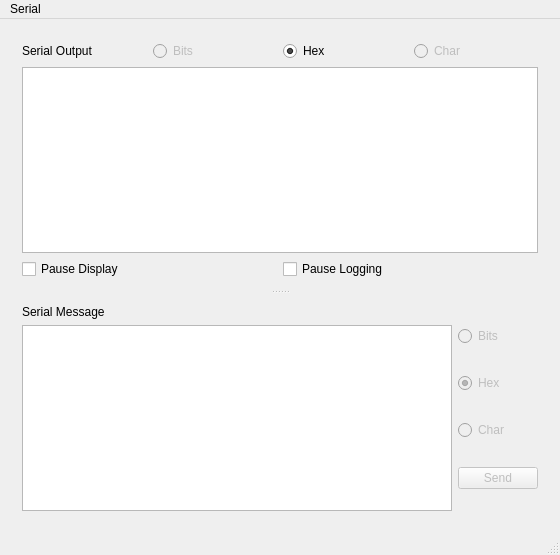
Old version of the form mainwindow.ui in the repository AKstatistics/QtSerialParser.
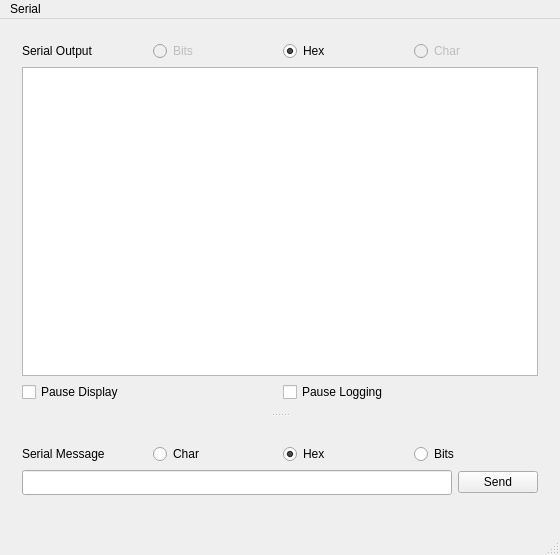
New version of the form.

The edit to the form file:
```diff
--- a/mainwindow.ui
+++ b/mainwindow.ui
@@ -14,7 +14,7 @@
    <string>Quick and Dirty Parser</string>
   </property>
   <widget class="QWidget" name="centralWidget">
-   <layout class="QVBoxLayout" name="verticalLayout_2">
+   <layout class="QVBoxLayout" name="verticalLayout_3">
     <item>
      <widget class="QSplitter" name="splitter">
       <property name="sizePolicy">
@@ -152,6 +152,10 @@
         <item>
          <layout class="QVBoxLayout" name="messageBoxLayout">
           <item>
+           <layout class="QVBoxLayout" name="verticalLayout_2">
+            <item>
+             <layout class="QHBoxLayout" name="horizontalLayout_4">
+              <item>
            <widget class="QLabel" name="serialMessageLabel">
             <property name="text">
              <string>Serial Message</string>
@@ -159,48 +163,9 @@
            </widget>
           </item>
           <item>
-           <widget class="QPlainTextEdit" name="messageTextEdit"/>
-          </item>
-         </layout>
-        </item>
-        <item>
-         <layout class="QVBoxLayout" name="messageControlLayout">
-          <item>
-           <widget class="QRadioButton" name="sendMessageBit">
-            <property name="enabled">
-             <bool>false</bool>
-            </property>
-            <property name="text">
-             <string>Bits</string>
-            </property>
-            <attribute name="buttonGroup">
-             <string notr="true">sendButtonGroup</string>
-            </attribute>
-           </widget>
-          </item>
-          <item>
-           <widget class="QRadioButton" name="sendMessageHex">
-            <property name="enabled">
-             <bool>false</bool>
-            </property>
-            <property name="text">
-             <string>Hex</string>
-            </property>
-            <property name="checkable">
-             <bool>true</bool>
-            </property>
-            <property name="checked">
-             <bool>true</bool>
-            </property>
-            <attribute name="buttonGroup">
-             <string notr="true">sendButtonGroup</string>
-            </attribute>
-           </widget>
-          </item>
-          <item>
            <widget class="QRadioButton" name="sendMessageChar">
             <property name="enabled">
-             <bool>false</bool>
+                 <bool>true</bool>
             </property>
             <property name="text">
              <string>Char</string>
@@ -208,17 +173,66 @@
             <attribute name="buttonGroup">
              <string notr="true">sendButtonGroup</string>
             </attribute>
+               </widget>
+              </item>
+              <item>
+               <widget class="QRadioButton" name="sendMessageHex">
+                <property name="enabled">
+                 <bool>true</bool>
+                </property>
+                <property name="text">
+                 <string>Hex</string>
+                </property>
+                <property name="checkable">
+                 <bool>true</bool>
+                </property>
+                <property name="checked">
+                 <bool>true</bool>
+                </property>
+                <attribute name="buttonGroup">
+                 <string notr="true">sendButtonGroup</string>
+                </attribute>
+               </widget>
+              </item>
+              <item>
+               <widget class="QRadioButton" name="sendMessageBit">
+                <property name="enabled">
+                 <bool>true</bool>
+                </property>
+                <property name="text">
+                 <string>Bits</string>
+                </property>
+                <attribute name="buttonGroup">
+                 <string notr="true">sendButtonGroup</string>
+                </attribute>
+               </widget>
+              </item>
+             </layout>
+            </item>
+            <item>
+             <layout class="QHBoxLayout" name="horizontalLayout_3">
+              <item>
+               <widget class="QLineEdit" name="messageLineEdit">
+                <property name="font">
+                 <font>
+                  <family>Arial Unicode MS</family>
+                 </font>
+                </property>
            </widget>
           </item>
           <item>
            <widget class="QPushButton" name="sendMessage">
             <property name="enabled">
-             <bool>false</bool>
+                 <bool>true</bool>
             </property>
             <property name="text">
              <string>Send</string>
             </property>
            </widget>
+              </item>
+             </layout>
+            </item>
+           </layout>
           </item>
          </layout>
         </item>
```
Lines whose indentation alone changed are shown as unchanged.
